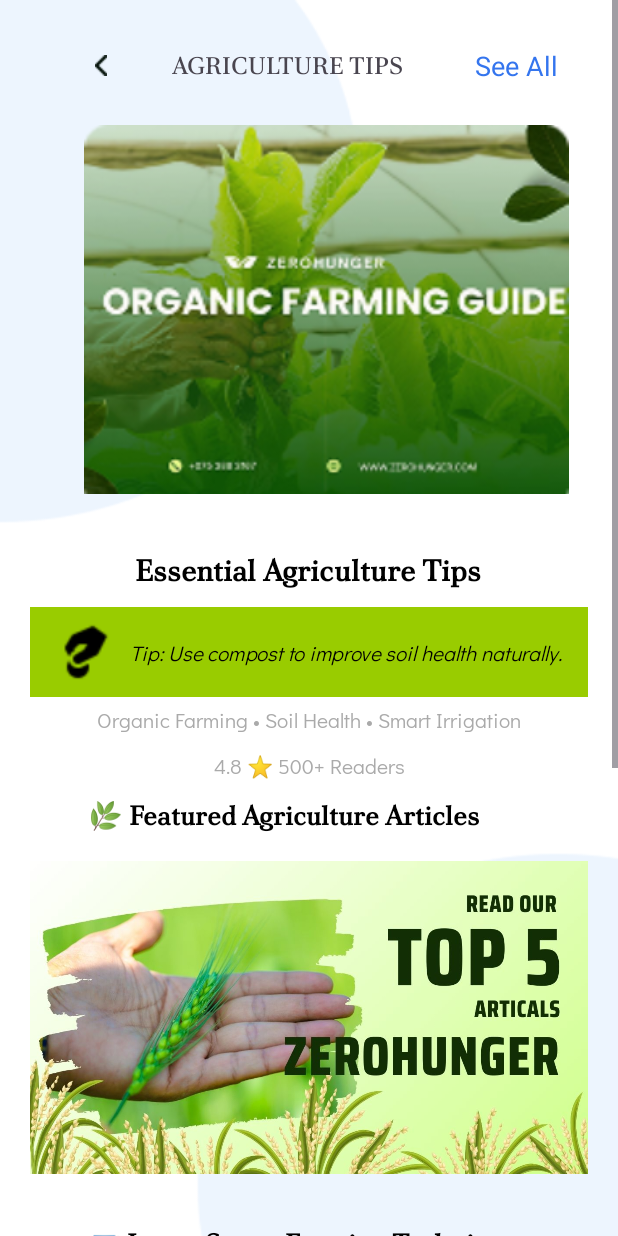
After one commit to sanjeev200009/ZeroHunger, an Android app: the AgriTipsActivity screen opened directly, with no data from a screen before it, on a phone screen of 412 x 824 dp. The commit adds this screen. Run offline under Robolectric (Android 15) with nearby library versions, the phone set to English and light mode, and no system bars.

Commit message:
Finished agriTips Interface By Kumudini

```diff
--- a/app/src/main/AndroidManifest.xml
+++ b/app/src/main/AndroidManifest.xml
@@ -1,6 +1,6 @@
 <?xml version="1.0" encoding="utf-8"?>
 <manifest xmlns:android="http://schemas.android.com/apk/res/android"
-    xmlns:tools="http://schemas.android.com/tools" >
+    xmlns:tools="http://schemas.android.com/tools">
 
     <application
         android:allowBackup="true"
@@ -11,7 +11,10 @@
         android:roundIcon="@mipmap/ic_launcher_round"
         android:supportsRtl="true"
         android:theme="@style/Theme.ZeroHunger"
-        tools:targetApi="31" >
+        tools:targetApi="31">
+        <activity
+            android:name=".AgriTipsActivity"
+            android:exported="true" />
         <activity
             android:name=".Activity_termscondition"
             android:exported="true" />
@@ -44,7 +47,7 @@
             android:exported="true" />
         <activity
             android:name=".MainActivity"
-            android:exported="true" >
+            android:exported="true">
             <intent-filter>
                 <action android:name="android.intent.action.MAIN" />
 
--- /dev/null
+++ b/app/src/main/java/com/example/zerohunger/AgriTipsActivity.java
@@ -0,0 +1,57 @@
+package com.example.zerohunger;
+
+import android.os.Bundle;
+import android.os.Handler;
+import android.os.Looper;
+
+import androidx.activity.EdgeToEdge;
+import androidx.appcompat.app.AppCompatActivity;
+import androidx.core.graphics.Insets;
+import androidx.core.view.ViewCompat;
+import androidx.core.view.WindowInsetsCompat;
+import androidx.viewpager2.widget.ViewPager2;
+
+public class AgriTipsActivity extends AppCompatActivity {
+
+    private ViewPager2 viewPager;
+    private final Handler sliderHandler = new Handler(Looper.getMainLooper());
+
+    @Override
+    protected void onCreate(Bundle savedInstanceState) {
+        super.onCreate(savedInstanceState);
+        EdgeToEdge.enable(this);
+        setContentView(R.layout.activity_agri_tips);
+
+        ViewCompat.setOnApplyWindowInsetsListener(findViewById(R.id.main), (v, insets) -> {
+            Insets systemBars = insets.getInsets(WindowInsetsCompat.Type.systemBars());
+            v.setPadding(systemBars.left, systemBars.top, systemBars.right, systemBars.bottom);
+            return insets;
+        });
+        int[] images = {R.drawable.agri2, R.drawable.agri3, R.drawable.agri4};
+        viewPager = findViewById(R.id.viewPager);
+        ImageSliderAdapter adapter = new ImageSliderAdapter(this, images);
+        viewPager.setAdapter(adapter);
+        startAutoSlide();
+
+    }
+
+    private void startAutoSlide() {
+        sliderHandler.postDelayed(sliderRunnable, 3000);
+    }
+
+    private final Runnable sliderRunnable = new Runnable() {
+        @Override
+        public void run() {
+            int currentItem = viewPager.getCurrentItem();
+            int nextItem = (currentItem + 1) % 3;
+            viewPager.setCurrentItem(nextItem, true);
+            sliderHandler.postDelayed(this, 4000);
+        }
+    };
+
+    @Override
+    protected void onDestroy() {
+        super.onDestroy();
+        sliderHandler.removeCallbacks(sliderRunnable);
+    }
+}
--- /dev/null
+++ b/app/src/main/res/layout/activity_agri_tips.xml
@@ -0,0 +1,225 @@
+<?xml version="1.0" encoding="utf-8"?>
+<ScrollView
+    xmlns:android="http://schemas.android.com/apk/res/android"
+    xmlns:app="http://schemas.android.com/apk/res-auto"
+    xmlns:tools="http://schemas.android.com/tools"
+    android:background="@drawable/roback"
+    android:id="@+id/main"
+    android:layout_width="match_parent"
+    android:layout_height="match_parent"
+    android:padding="10dp"
+    tools:context=".AgriTipsActivity">
+
+    <LinearLayout
+        android:layout_width="match_parent"
+        android:layout_height="wrap_content"
+        android:orientation="vertical"
+        android:gravity="center_horizontal"
+        android:padding="20dp">
+
+        <LinearLayout
+            android:layout_width="match_parent"
+            android:layout_height="47dp"
+            android:gravity="center_vertical"
+            android:orientation="horizontal"
+            android:padding="10dp">
+
+
+            <ImageView
+                android:layout_width="27dp"
+                android:layout_height="wrap_content"
+                android:layout_weight="1"
+                android:src="@drawable/back" />
+            <TextView
+                android:id="@+id/textView7"
+                android:layout_width="wrap_content"
+                android:layout_height="wrap_content"
+                android:layout_marginStart="10dp"
+                android:fontFamily="@font/font"
+                android:text="agriculture Tips"
+                android:textAllCaps="true"
+                android:textSize="16sp" />
+
+
+            <View
+                android:layout_width="0dp"
+                android:layout_height="wrap_content"
+                android:layout_weight="1" />
+
+
+            <TextView
+                android:id="@+id/textView11"
+                android:layout_width="wrap_content"
+                android:layout_height="wrap_content"
+                android:layout_marginEnd="10dp"
+                android:fontFamily="sans-serif"
+                android:text="See All"
+                android:textColor="@color/blue"
+                android:textSize="18sp"
+                android:textStyle="normal" />
+        </LinearLayout>
+
+        <!-- ViewPager (Image Slider) -->
+        <androidx.viewpager2.widget.ViewPager2
+            android:id="@+id/viewPager"
+            android:layout_width="428dp"
+            android:layout_height="278dp"
+            android:layout_marginBottom="20dp" />
+
+        <!-- Title -->
+        <TextView
+            android:id="@+id/agriTitle"
+            android:layout_width="wrap_content"
+            android:layout_height="wrap_content"
+            android:gravity="center"
+            android:paddingBottom="10dp"
+            android:text="Essential Agriculture Tips"
+            android:fontFamily="@font/font"
+            android:textAlignment="center"
+            android:textColor="@android:color/black"
+            android:textSize="20sp"
+            android:textStyle="bold" />
+
+        <!-- Categories -->
+        <LinearLayout
+            android:layout_width="match_parent"
+            android:layout_height="wrap_content"
+            android:background="@android:color/holo_green_light"
+            android:gravity="center"
+            android:orientation="horizontal"
+            android:padding="10dp">
+
+            <ImageView
+                android:layout_width="40dp"
+                android:layout_height="40dp"
+                android:src="@drawable/ic_tip" />
+
+            <TextView
+                android:id="@+id/tipOfDay"
+                android:layout_width="wrap_content"
+                android:layout_height="wrap_content"
+                android:fontFamily="@font/font2"
+                android:layout_marginStart="10dp"
+                android:text="Tip: Use compost to improve soil health naturally."
+                android:textColor="@android:color/black"
+                android:textSize="14sp"
+                android:textStyle="italic" />
+        </LinearLayout>
+
+        <!-- Rating -->
+        <TextView
+            android:id="@+id/agriCategories"
+            android:layout_width="wrap_content"
+            android:layout_height="35dp"
+            android:gravity="center"
+            android:fontFamily="@font/font2"
+            android:paddingBottom="5dp"
+            android:text="Organic Farming • Soil Health • Smart Irrigation"
+            android:textColor="@android:color/darker_gray"
+            android:textSize="14sp" />
+
+        <TextView
+            android:id="@+id/agriRating"
+            android:layout_width="wrap_content"
+            android:layout_height="wrap_content"
+            android:gravity="center"
+            android:fontFamily="@font/font2"
+            android:paddingBottom="10dp"
+            android:text="4.8 ⭐ 500+ Readers"
+            android:textColor="@android:color/darker_gray"
+            android:textSize="14sp" />
+
+        <!-- 🏆 Tip of the Day -->
+
+        <!-- 📖 Featured Articles -->
+        <TextView
+            android:id="@+id/featuredArticlesTitle"
+            android:layout_width="293dp"
+            android:layout_height="wrap_content"
+            android:fontFamily="@font/font"
+            android:text="🌿 Featured Agriculture Articles"
+            android:paddingBottom="10dp"
+            android:textColor="@android:color/black"
+            android:textSize="18sp"
+            android:textStyle="bold" />
+
+
+        <ImageView
+            android:id="@+id/featuredArticlesRecycler"
+            android:layout_width="match_parent"
+            android:layout_height="223dp"
+            android:layout_marginBottom="15dp"
+            android:src="@drawable/thumb" />
+
+        <TextView
+            android:id="@+id/videoGuideTitle"
+            android:layout_width="wrap_content"
+            android:layout_height="wrap_content"
+            android:fontFamily="@font/font"
+            android:text="📹 Learn Smart Farming Techniques"
+            android:textSize="18sp"
+            android:textStyle="bold"
+            android:paddingTop="10dp"
+            android:textColor="@android:color/black" />
+
+        <!-- 💬 User Feedback -->
+        <ImageView
+            android:id="@+id/videoGuide"
+            android:src="@drawable/video"
+            android:layout_width="wrap_content"
+            android:layout_height="250dp"
+            android:layout_marginBottom="15dp"
+            />
+
+        <TextView
+            android:id="@+id/feedbackTitle"
+            android:layout_width="wrap_content"
+            android:layout_height="wrap_content"
+            android:fontFamily="@font/font"
+            android:text="💬 Share Your Experience"
+            android:textSize="18sp"
+            android:textStyle="bold"
+            android:paddingTop="10dp"
+            android:textColor="@android:color/black" />
+
+        <EditText
+            android:id="@+id/feedbackInput"
+            android:layout_width="match_parent"
+            android:layout_height="50dp"
+            android:fontFamily="@font/font2"
+            android:hint="Write your feedback here..."
+            android:padding="10dp"
+            android:background="@android:color/white"
+            android:textColor="@android:color/black" />
+
+        <Button
+            android:id="@+id/submitFeedback"
+            android:layout_width="wrap_content"
+            android:layout_height="wrap_content"
+            android:fontFamily="@font/font2"
+            android:backgroundTint="@android:color/holo_green_dark"
+            android:gravity="center"
+            android:padding="10dp"
+            android:text="SUBMIT FEEDBACK"
+            android:textColor="@android:color/white"
+            android:textSize="14sp"
+            android:textStyle="bold" />
+
+        <!-- 🔗 Social Media Share -->
+        <Button
+            android:id="@+id/shareButton"
+            android:layout_width="wrap_content"
+            android:layout_height="wrap_content"
+            android:fontFamily="@font/font2"
+            android:backgroundTint="@android:color/holo_blue_dark"
+            android:gravity="center"
+            android:padding="10dp"
+            android:text="SHARE TIPS"
+            android:textColor="@android:color/white"
+            android:textSize="14sp"
+            android:textStyle="bold"
+            android:layout_marginTop="15dp" />
+
+    </LinearLayout>
+
+</ScrollView>
--- a/app/src/main/res/layout/activity_artical.xml
+++ b/app/src/main/res/layout/activity_artical.xml
@@ -24,11 +24,10 @@
 
 
             <ImageView
-                android:layout_width="25dp"
-                android:layout_height="25dp"
+                android:layout_width="27dp"
+                android:layout_height="wrap_content"
                 android:layout_weight="1"
                 android:src="@drawable/back" />
-
             <TextView
                 android:id="@+id/textView7"
                 android:layout_width="wrap_content"
--- a/app/src/main/res/values/strings.xml
+++ b/app/src/main/res/values/strings.xml
@@ -57,9 +57,6 @@
     <string name="image_description">image_description</string>
 
 
-
-
-
     <!-- Strings used for fragments for navigation -->
     <string name="first_fragment_label">First Fragment</string>
     <string name="second_fragment_label">Second Fragment</string>
```
Also changed, not shown: app/src/main/res/drawable/ic_tip.png (added), app/src/main/res/drawable/thumb.jpg (added), app/src/main/res/drawable/video.jpg (added), 1 other file.
